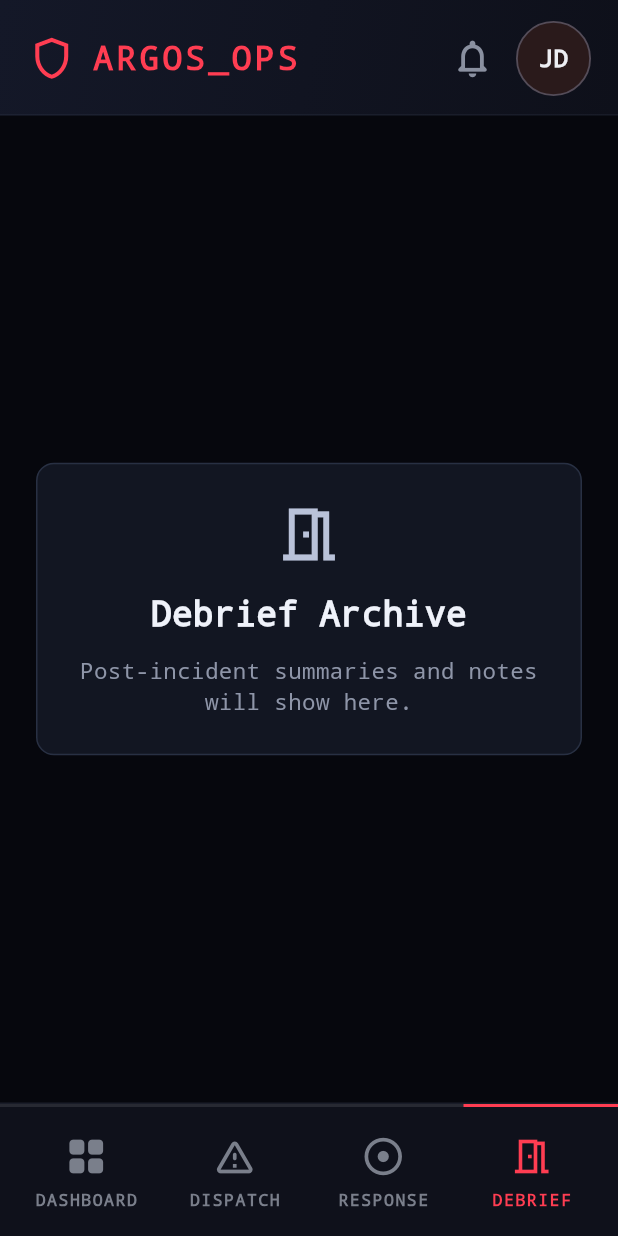
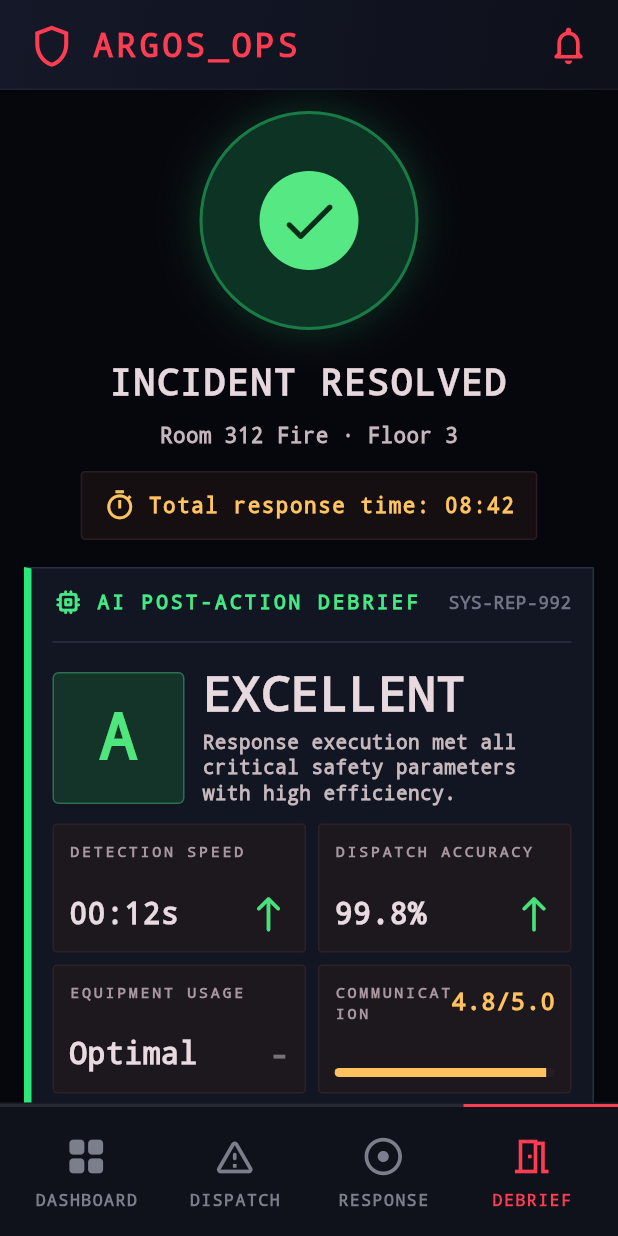
Before and after one commit to devansharora18/argos, a Flutter app: the screen it shows after launch, item 4 of the bottom bar chosen, on a phone screen of 412 x 824 dp. Run offline on Flutter 3.47's test engine with Material 3 defaults, Android fonts, the phone set to English and light mode, and no system bars; our stand-ins replace flutter_riverpod.

Commit message:
feat: add OpsDebriefPage and update routing and widget tests

```diff
--- a/argos_staff/lib/routing/app_router.dart
+++ b/argos_staff/lib/routing/app_router.dart
@@ -1,9 +1,8 @@
 import 'package:flutter/material.dart';
 
-import '../models/staff_tab.dart';
 import '../screens/ops_dashboard_page.dart';
+import '../screens/ops_debrief_page.dart';
 import '../screens/ops_dispatch_page.dart';
-import '../screens/ops_placeholder_page.dart';
 import '../screens/ops_response_page.dart';
 import 'app_routes.dart';
 
@@ -33,12 +32,7 @@ class AppRouter {
         return _buildRoute(
           settings: settings,
           beginOffset: const Offset(-0.16, 0),
-          child: const OpsPlaceholderPage(
-            selectedTab: StaffTab.debrief,
-            title: 'Debrief Archive',
-            subtitle: 'Post-incident summaries and notes will show here.',
-            icon: Icons.meeting_room_outlined,
-          ),
+          child: const OpsDebriefPage(),
         );
       default:
         return MaterialPageRoute<void>(
--- /dev/null
+++ b/argos_staff/lib/screens/ops_debrief_page.dart
@@ -0,0 +1,578 @@
+import 'package:flutter/material.dart';
+
+import '../models/staff_tab.dart';
+import '../routing/app_routes.dart';
+import '../widgets/argos_screen_shell.dart';
+
+class OpsDebriefPage extends StatelessWidget {
+  const OpsDebriefPage({super.key, this.selectedTab = StaffTab.debrief});
+
+  final StaffTab selectedTab;
+
+  @override
+  Widget build(BuildContext context) {
+    return ArgosScreenShell(
+      selectedTab: selectedTab,
+      showProfileInTopBar: false,
+      notificationColor: const Color(0xFFFF3D52),
+      child: SingleChildScrollView(
+        physics: const BouncingScrollPhysics(
+          parent: AlwaysScrollableScrollPhysics(),
+        ),
+        padding: const EdgeInsets.fromLTRB(16, 14, 16, 22),
+        child: Column(
+          crossAxisAlignment: CrossAxisAlignment.stretch,
+          children: const [
+            _ResolvedHero(),
+            SizedBox(height: 18),
+            _PostActionDebriefCard(),
+            SizedBox(height: 16),
+            _SystemsAnalysisCard(),
+            SizedBox(height: 24),
+            _ViewFullReportButton(),
+            SizedBox(height: 10),
+            _BackToDashboardButton(),
+          ],
+        ),
+      ),
+    );
+  }
+}
+
+class _ResolvedHero extends StatelessWidget {
+  const _ResolvedHero();
+
+  @override
+  Widget build(BuildContext context) {
+    return Column(
+      children: [
+        Container(
+          width: 146,
+          height: 146,
+          alignment: Alignment.center,
+          decoration: BoxDecoration(
+            shape: BoxShape.circle,
+            color: const Color(0xFF0D3324),
+            border: Border.all(color: const Color(0x662BE978), width: 2),
+            boxShadow: const [
+              BoxShadow(color: Color(0x3335EC80), blurRadius: 24),
+            ],
+          ),
+          child: Container(
+            width: 66,
+            height: 66,
+            decoration: const BoxDecoration(
+              color: Color(0xFF56E983),
+              shape: BoxShape.circle,
+            ),
+            child: const Icon(
+              Icons.check_rounded,
+              size: 44,
+              color: Color(0xFF0A2E1A),
+            ),
+          ),
+        ),
+        const SizedBox(height: 18),
+        const Text(
+          'INCIDENT RESOLVED',
+          textAlign: TextAlign.center,
+          style: TextStyle(
+            fontSize: 24,
+            fontWeight: FontWeight.w900,
+            color: Color(0xFFE6D7DC),
+            letterSpacing: 1.2,
+          ),
+        ),
+        const SizedBox(height: 8),
+        const Text(
+          'Room 312 Fire · Floor 3',
+          style: TextStyle(
+            fontSize: 14,
+            fontWeight: FontWeight.w700,
+            color: Color(0xFFC5B6BC),
+          ),
+        ),
+        const SizedBox(height: 14),
+        Container(
+          padding: const EdgeInsets.symmetric(horizontal: 14, vertical: 11),
+          decoration: BoxDecoration(
+            color: const Color(0x4D3B231D),
+            borderRadius: BorderRadius.circular(3),
+            border: Border.all(color: const Color(0x554E3840)),
+          ),
+          child: const Row(
+            mainAxisSize: MainAxisSize.min,
+            children: [
+              Icon(Icons.timer_outlined, color: Color(0xFFFFC35F), size: 22),
+              SizedBox(width: 8),
+              Text(
+                'Total response time: 08:42',
+                style: TextStyle(
+                  fontSize: 14,
+                  fontWeight: FontWeight.w900,
+                  letterSpacing: 1.0,
+                  color: Color(0xFFFFC35F),
+                ),
+              ),
+            ],
+          ),
+        ),
+      ],
+    );
+  }
+}
+
+class _PostActionDebriefCard extends StatelessWidget {
+  const _PostActionDebriefCard();
+
+  @override
+  Widget build(BuildContext context) {
+    return Container(
+      decoration: const BoxDecoration(
+        color: Color(0xFF121622),
+        border: Border(
+          left: BorderSide(color: Color(0xFF2BE978), width: 5),
+          top: BorderSide(color: Color(0xFF2A3042)),
+          right: BorderSide(color: Color(0xFF2A3042)),
+          bottom: BorderSide(color: Color(0xFF2A3042)),
+        ),
+      ),
+      child: Padding(
+        padding: const EdgeInsets.fromLTRB(14, 12, 14, 14),
+        child: Column(
+          crossAxisAlignment: CrossAxisAlignment.start,
+          children: const [
+            Row(
+              children: [
+                Icon(Icons.memory_rounded, size: 21, color: Color(0xFF43EA83)),
+                SizedBox(width: 8),
+                Expanded(
+                  child: Text(
+                    'AI POST-ACTION DEBRIEF',
+                    style: TextStyle(
+                      fontSize: 13,
+                      fontWeight: FontWeight.w900,
+                      letterSpacing: 2.0,
+                      color: Color(0xFF43EA83),
+                    ),
+                  ),
+                ),
+                Text(
+                  'SYS-REP-992',
+                  style: TextStyle(
+                    fontSize: 12,
+                    fontWeight: FontWeight.w800,
+                    color: Color(0xFF707485),
+                  ),
+                ),
+              ],
+            ),
+            SizedBox(height: 8),
+            Divider(color: Color(0xFF2B3143), thickness: 1),
+            SizedBox(height: 12),
+            _GradeSummary(),
+            SizedBox(height: 12),
+            _DebriefMetricGrid(),
+          ],
+        ),
+      ),
+    );
+  }
+}
+
+class _GradeSummary extends StatelessWidget {
+  const _GradeSummary();
+
+  @override
+  Widget build(BuildContext context) {
+    return Row(
+      crossAxisAlignment: CrossAxisAlignment.start,
+      children: [
+        Container(
+          width: 88,
+          height: 88,
+          alignment: Alignment.center,
+          decoration: BoxDecoration(
+            color: const Color(0xFF143329),
+            borderRadius: BorderRadius.circular(4),
+            border: Border.all(color: const Color(0xFF2D6D50)),
+          ),
+          child: const Text(
+            'A',
+            style: TextStyle(
+              fontSize: 42,
+              fontWeight: FontWeight.w900,
+              color: Color(0xFF4FE67D),
+            ),
+          ),
+        ),
+        const SizedBox(width: 12),
+        const Expanded(
+          child: Column(
+            crossAxisAlignment: CrossAxisAlignment.start,
+            children: [
+              Text(
+                'EXCELLENT',
+                style: TextStyle(
+                  fontSize: 32,
+                  fontWeight: FontWeight.w900,
+                  color: Color(0xFFE7D9DE),
+                  height: 0.95,
+                ),
+              ),
+              SizedBox(height: 8),
+              Text(
+                'Response execution met all critical safety '
+                'parameters with high efficiency.',
+                style: TextStyle(
+                  height: 1.3,
+                  fontSize: 13,
+                  fontWeight: FontWeight.w700,
+                  color: Color(0xFFC7B8BE),
+                ),
+              ),
+            ],
+          ),
+        ),
+      ],
+    );
+  }
+}
+
+class _DebriefMetricGrid extends StatelessWidget {
+  const _DebriefMetricGrid();
+
+  @override
+  Widget build(BuildContext context) {
+    return Column(
+      children: const [
+        Row(
+          children: [
+            Expanded(
+              child: _MetricTile(
+                label: 'DETECTION SPEED',
+                value: '00:12s',
+                trailing: Icons.north_rounded,
+                trailingColor: Color(0xFF48E07A),
+              ),
+            ),
+            SizedBox(width: 8),
+            Expanded(
+              child: _MetricTile(
+                label: 'DISPATCH ACCURACY',
+                value: '99.8%',
+                trailing: Icons.north_rounded,
+                trailingColor: Color(0xFF48E07A),
+              ),
+            ),
+          ],
+        ),
+        SizedBox(height: 8),
+        Row(
+          children: [
+            Expanded(
+              child: _MetricTile(
+                label: 'EQUIPMENT USAGE',
+                value: 'Optimal',
+                trailingText: '-',
+              ),
+            ),
+            SizedBox(width: 8),
+            Expanded(child: _CommunicationTile()),
+          ],
+        ),
+      ],
+    );
+  }
+}
+
+class _MetricTile extends StatelessWidget {
+  const _MetricTile({
+    required this.label,
+    required this.value,
+    this.trailing,
+    this.trailingColor,
+    this.trailingText,
+  });
+
+  final String label;
+  final String value;
+  final IconData? trailing;
+  final Color? trailingColor;
+  final String? trailingText;
+
+  @override
+  Widget build(BuildContext context) {
+    return Container(
+      height: 86,
+      padding: const EdgeInsets.fromLTRB(10, 10, 10, 10),
+      decoration: BoxDecoration(
+        color: const Color(0x4E371915),
+        borderRadius: BorderRadius.circular(3),
+        border: Border.all(color: const Color(0x5549343E)),
+      ),
+      child: Column(
+        crossAxisAlignment: CrossAxisAlignment.start,
+        children: [
+          Text(
+            label,
+            style: const TextStyle(
+              fontSize: 10,
+              fontWeight: FontWeight.w800,
+              letterSpacing: 1.8,
+              color: Color(0xFFA8979D),
+            ),
+          ),
+          const Spacer(),
+          Row(
+            children: [
+              Expanded(
+                child: Text(
+                  value,
+                  style: const TextStyle(
+                    fontSize: 20,
+                    fontWeight: FontWeight.w900,
+                    color: Color(0xFFE8DADF),
+                  ),
+                ),
+              ),
+              if (trailing != null)
+                Icon(trailing, color: trailingColor, size: 28)
+              else if (trailingText != null)
+                Text(
+                  trailingText!,
+                  style: const TextStyle(
+                    fontSize: 22,
+                    fontWeight: FontWeight.w900,
+                    color: Color(0xFF797179),
+                  ),
+                ),
+            ],
+          ),
+        ],
+      ),
+    );
+  }
+}
+
+class _CommunicationTile extends StatelessWidget {
+  const _CommunicationTile();
+
+  @override
+  Widget build(BuildContext context) {
+    return Container(
+      height: 86,
+      padding: const EdgeInsets.fromLTRB(10, 10, 10, 10),
+      decoration: BoxDecoration(
+        color: const Color(0x4E371915),
+        borderRadius: BorderRadius.circular(3),
+        border: Border.all(color: const Color(0x5549343E)),
+      ),
+      child: Column(
+        crossAxisAlignment: CrossAxisAlignment.start,
+        children: [
+          Row(
+            children: const [
+              Expanded(
+                child: Text(
+                  'COMMUNICATION',
+                  style: TextStyle(
+                    fontSize: 10,
+                    fontWeight: FontWeight.w800,
+                    letterSpacing: 1.8,
+                    color: Color(0xFFA8979D),
+                  ),
+                ),
+              ),
+              Text(
+                '4.8/5.0',
+                style: TextStyle(
+                  fontSize: 16,
+                  fontWeight: FontWeight.w900,
+                  color: Color(0xFFFFC25E),
+                ),
+              ),
+            ],
+          ),
+          const Spacer(),
+          ClipRRect(
+            borderRadius: BorderRadius.circular(8),
+            child: const LinearProgressIndicator(
+              minHeight: 6,
+              value: 0.96,
+              backgroundColor: Color(0x3343343A),
+              color: Color(0xFFFFC25E),
+            ),
+          ),
+        ],
+      ),
+    );
+  }
+}
+
+class _SystemsAnalysisCard extends StatelessWidget {
+  const _SystemsAnalysisCard();
+
+  @override
+  Widget build(BuildContext context) {
+    return Container(
+      decoration: const BoxDecoration(
+        color: Color(0xFF121622),
+        border: Border(
+          left: BorderSide(color: Color(0xFFFFC35E), width: 5),
+          top: BorderSide(color: Color(0xFF2A3042)),
+          right: BorderSide(color: Color(0xFF2A3042)),
+          bottom: BorderSide(color: Color(0xFF2A3042)),
+        ),
+      ),
+      child: Padding(
+        padding: const EdgeInsets.fromLTRB(14, 12, 14, 14),
+        child: Column(
+          crossAxisAlignment: CrossAxisAlignment.start,
+          children: const [
+            Row(
+              children: [
+                Icon(
+                  Icons.psychology_alt_rounded,
+                  size: 20,
+                  color: Color(0xFFFFC35E),
+                ),
+                SizedBox(width: 8),
+                Text(
+                  'SYSTEMS ANALYSIS',
+                  style: TextStyle(
+                    fontSize: 13,
+                    fontWeight: FontWeight.w900,
+                    letterSpacing: 2.0,
+                    color: Color(0xFFFFC35E),
+                  ),
+                ),
+              ],
+            ),
+            SizedBox(height: 10),
+            Text(
+              'Initial response time was optimal. Containment achieved 3 '
+              'minutes ahead of projected baseline.',
+              style: TextStyle(
+                height: 1.4,
+                fontSize: 13,
+                fontWeight: FontWeight.w700,
+                color: Color(0xFFD5C7CD),
+              ),
+            ),
+            SizedBox(height: 10),
+            Divider(color: Color(0xFF32384A), thickness: 1),
+            SizedBox(height: 10),
+            Text(
+              'ACTION REQUIRED: ',
+              style: TextStyle(
+                fontSize: 13,
+                fontWeight: FontWeight.w900,
+                color: Color(0xFFFFC35E),
+              ),
+            ),
+            SizedBox(height: 4),
+            Text(
+              'Review communication logs for Floor 3 warden to ensure '
+              'future checklist confirmation protocols are strictly '
+              'followed during evacuation sequence.',
+              style: TextStyle(
+                height: 1.4,
+                fontSize: 13,
+                fontWeight: FontWeight.w700,
+                color: Color(0xFFD5C7CD),
+              ),
+            ),
+          ],
+        ),
+      ),
+    );
+  }
+}
+
+class _ViewFullReportButton extends StatelessWidget {
+  const _ViewFullReportButton();
+
+  @override
+  Widget build(BuildContext context) {
+    return Material(
+      color: Colors.transparent,
+      child: InkWell(
+        onTap: () {
+          ScaffoldMessenger.of(context).showSnackBar(
+            const SnackBar(content: Text('Opening full report...')),
+          );
+        },
+        child: Container(
+          height: 64,
+          alignment: Alignment.center,
+          decoration: BoxDecoration(
+            color: Colors.transparent,
+            borderRadius: BorderRadius.circular(2),
+            border: Border.all(color: const Color(0xFF363B49), width: 2),
+          ),
+          child: const Row(
+            mainAxisAlignment: MainAxisAlignment.center,
+            children: [
+              Icon(
+                Icons.description_outlined,
+                color: Color(0xFFE2D5DB),
+                size: 28,
+              ),
+              SizedBox(width: 8),
+              Text(
+                'VIEW FULL REPORT',
+                style: TextStyle(
+                  fontSize: 18,
+                  fontWeight: FontWeight.w900,
+                  letterSpacing: 1.8,
+                  color: Color(0xFFE2D5DB),
+                ),
+              ),
+            ],
+          ),
+        ),
+      ),
+    );
+  }
+}
+
+class _BackToDashboardButton extends StatelessWidget {
+  const _BackToDashboardButton();
+
+  @override
+  Widget build(BuildContext context) {
+    return Material(
+      color: Colors.transparent,
+      child: InkWell(
+        onTap: () {
+          Navigator.of(context).pushReplacementNamed(AppRoutes.home);
+        },
+        child: Container(
+          height: 64,
+          alignment: Alignment.center,
+          decoration: BoxDecoration(
+            color: const Color(0xFFF23647),
+            borderRadius: BorderRadius.circular(2),
+          ),
+          child: const Row(
+            mainAxisAlignment: MainAxisAlignment.center,
+            children: [
+              Icon(Icons.grid_view_rounded, color: Color(0xFFFFD8DE), size: 28),
+              SizedBox(width: 8),
+              Text(
+                'BACK TO DASHBOARD',
+                style: TextStyle(
+                  fontSize: 18,
+                  fontWeight: FontWeight.w900,
+                  letterSpacing: 1.8,
+                  color: Color(0xFFFFD8DE),
+                ),
+              ),
+            ],
+          ),
+        ),
+      ),
+    );
+  }
+}
```
Also changed, not shown: 1 other file.
